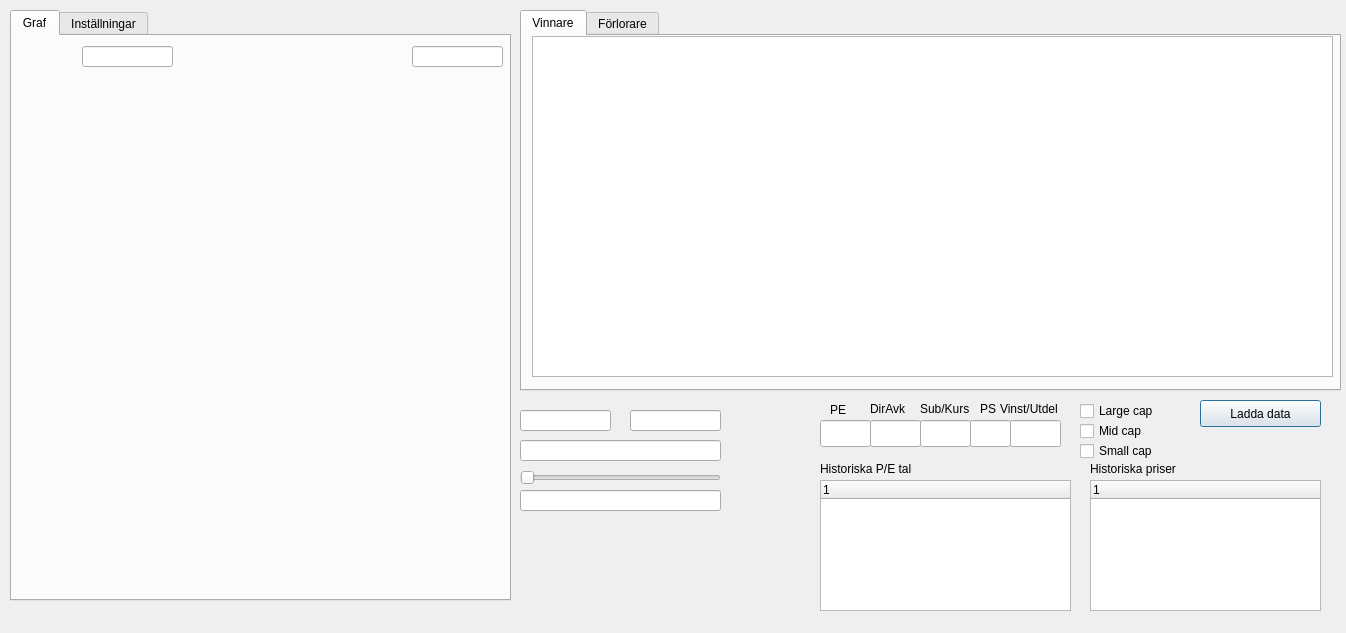
Old version of the form leastsquarestadlg.ui in the repository ralex1975/jackStock.
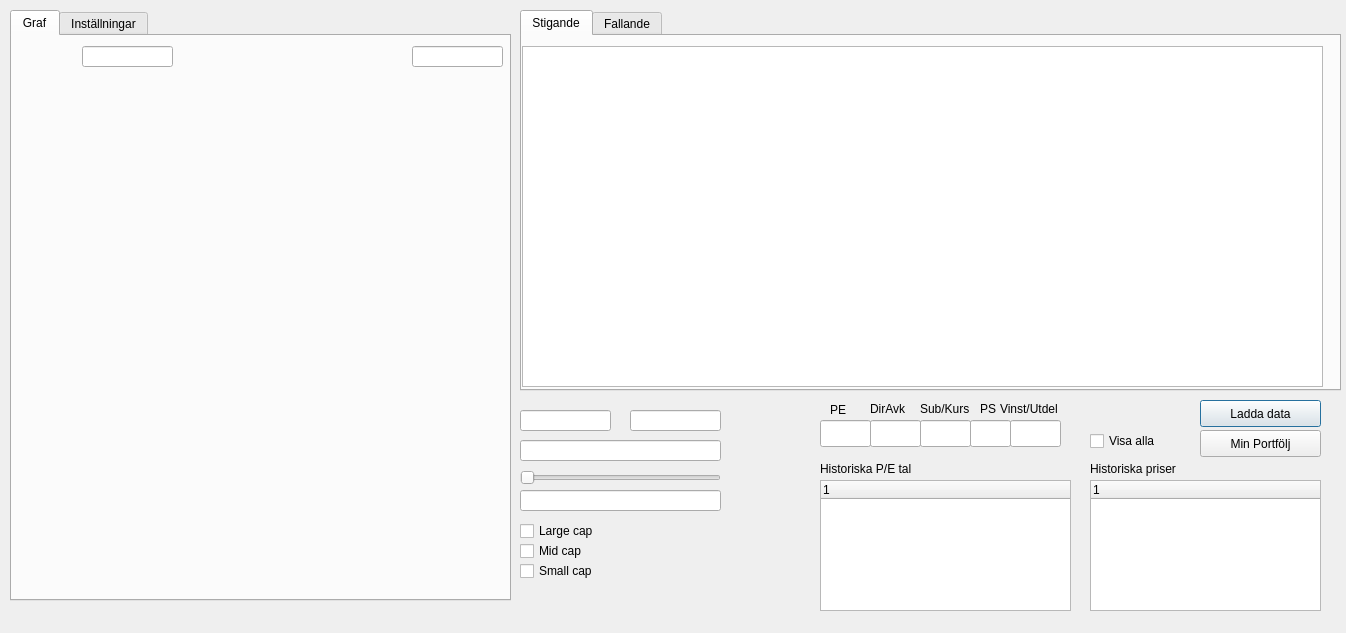
New version of the form. Custom widgets are drawn as their Qt base class.

The edit to the form file:
```diff
--- a/leastsquarestadlg.ui
+++ b/leastsquarestadlg.ui
@@ -286,13 +286,13 @@
    </property>
    <widget class="QWidget" name="tab_3">
     <attribute name="title">
-     <string>Vinnare</string>
+     <string>Stigande</string>
     </attribute>
     <widget class="QTableView" name="tableViewLeastSquare">
      <property name="geometry">
       <rect>
-       <x>10</x>
-       <y>0</y>
+       <x>0</x>
+       <y>10</y>
        <width>801</width>
        <height>341</height>
       </rect>
@@ -306,7 +306,7 @@
    </widget>
    <widget class="QWidget" name="tab_4">
     <attribute name="title">
-     <string>Förlorare</string>
+     <string>Fallande</string>
     </attribute>
     <widget class="QTableView" name="tableViewLeastSquare_2">
      <property name="geometry">
@@ -503,8 +503,8 @@
   <widget class="QCheckBox" name="smallCapCheckBox">
    <property name="geometry">
     <rect>
-     <x>1080</x>
-     <y>440</y>
+     <x>520</x>
+     <y>560</y>
      <width>210</width>
      <height>22</height>
     </rect>
@@ -521,8 +521,8 @@
   <widget class="QCheckBox" name="midCapCheckBox">
    <property name="geometry">
     <rect>
-     <x>1080</x>
-     <y>420</y>
+     <x>520</x>
+     <y>540</y>
      <width>210</width>
      <height>22</height>
     </rect>
@@ -623,8 +623,8 @@
   <widget class="QCheckBox" name="largeCapCheckBox">
    <property name="geometry">
     <rect>
-     <x>1080</x>
-     <y>400</y>
+     <x>520</x>
+     <y>520</y>
      <width>210</width>
      <height>22</height>
     </rect>
@@ -729,6 +729,42 @@
     <bool>false</bool>
    </property>
   </widget>
+  <widget class="QPushButton" name="pushButton">
+   <property name="geometry">
+    <rect>
+     <x>1200</x>
+     <y>430</y>
+     <width>121</width>
+     <height>27</height>
+    </rect>
+   </property>
+   <property name="font">
+    <font>
+     <pointsize>9</pointsize>
+    </font>
+   </property>
+   <property name="text">
+    <string>Min Portfölj</string>
+   </property>
+  </widget>
+  <widget class="QCheckBox" name="showAllCheckBox">
+   <property name="geometry">
+    <rect>
+     <x>1090</x>
+     <y>430</y>
+     <width>97</width>
+     <height>22</height>
+    </rect>
+   </property>
+   <property name="font">
+    <font>
+     <pointsize>9</pointsize>
+    </font>
+   </property>
+   <property name="text">
+    <string>Visa alla</string>
+   </property>
+  </widget>
   <zorder>largeCapCheckBox</zorder>
   <zorder>tabWidget</zorder>
   <zorder>tabWidget_2</zorder>
```
Left out of the diff: 2 changed lines with no effect on the pictures.
